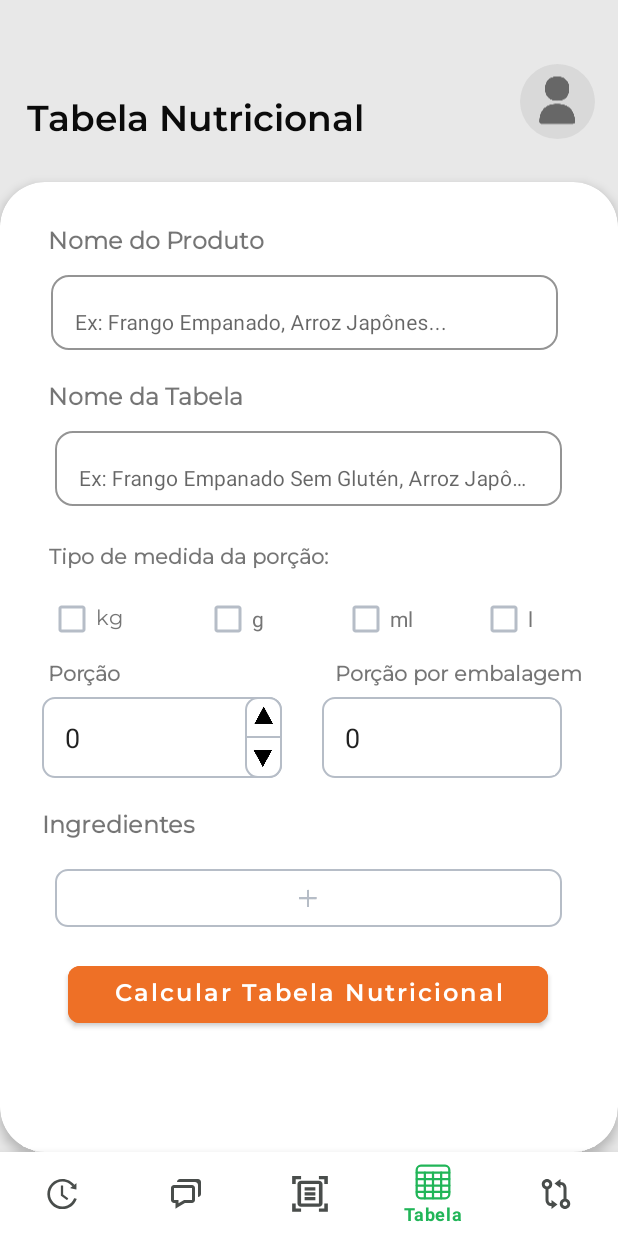
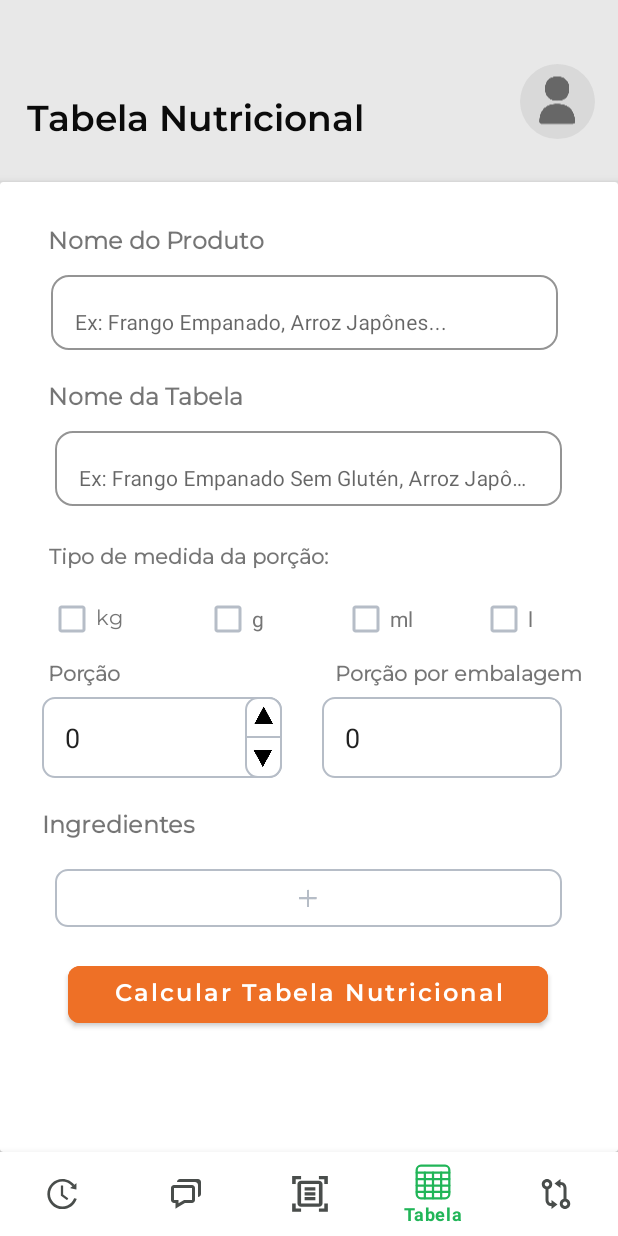
Before and after one commit to Nutria-Oficial/Mobile-Nutria, an Android app: the TabelaFragment screen opened through its navigation route, on a phone screen of 412 x 824 dp. Run offline under Robolectric (Android 15) with nearby library versions, the phone set to English and light mode, and no system bars; our stand-ins replace navigation-ui; pictures from the network do not load.

Commit message:
refactor: modificando lógica para a conexao com a API e para preencher a tabela nutricional

```diff
--- a/app/src/main/res/layout/fragment_tabela.xml
+++ b/app/src/main/res/layout/fragment_tabela.xml
@@ -34,12 +34,10 @@
         <androidx.cardview.widget.CardView
             android:id="@+id/cardViewConteudo"
             android:layout_width="match_parent"
-            android:layout_height="match_parent"
+            android:layout_height="0dp"
             android:layout_marginTop="8dp"
             android:layout_weight="1"
-            android:background="@drawable/card_border"
             app:cardBackgroundColor="#FFFFFF"
-            app:cardCornerRadius="30dp"
             app:cardElevation="4dp">
 
             <ScrollView
@@ -387,16 +385,81 @@
                                 android:textSize="16sp" />
                         </LinearLayout>
 
-                        <TableLayout
-                            android:id="@+id/tableLayout"
-                            android:layout_width="320dp"
-                            android:layout_height="wrap_content"
-                            android:layout_marginTop="30dp"
-                            android:stretchColumns="*"
+                        <com.google.android.material.card.MaterialCardView
+                            android:id="@+id/cardConteudo"
+                            android:layout_width="0dp"
+                            android:layout_height="0dp"
+                            android:layout_marginTop="25dp"
                             android:visibility="gone"
+                            app:cardUseCompatPadding="false"
+                            app:layout_constraintBottom_toBottomOf="parent"
                             app:layout_constraintEnd_toEndOf="parent"
                             app:layout_constraintStart_toStartOf="parent"
-                            app:layout_constraintTop_toBottomOf="@+id/button" />
+                            app:layout_constraintTop_toBottomOf="@id/button">
+
+                            <androidx.constraintlayout.widget.ConstraintLayout
+                                android:layout_width="match_parent"
+                                android:layout_height="wrap_content"
+                                android:padding="12dp">
+
+                                <TextView
+                                    android:id="@+id/tvTabelaTitulo"
+                                    android:layout_width="wrap_content"
+                                    android:layout_height="wrap_content"
+                                    android:fontFamily="@font/montserrat_semibold"
+                                    android:text="Tabela Nutricional"
+                                    android:textColor="#0B0B0B"
+                                    android:textSize="16sp"
+                                    app:layout_constraintEnd_toEndOf="parent"
+                                    app:layout_constraintStart_toStartOf="parent"
+                                    app:layout_constraintTop_toTopOf="parent" />
+
+                                <TextView
+                                    android:id="@+id/tvPorcaoEmbalagemColuna"
+                                    android:layout_width="wrap_content"
+                                    android:layout_height="wrap_content"
+                                    android:layout_marginStart="4dp"
+                                    android:layout_marginTop="4dp"
+                                    android:text="Porção por embalagem:"
+                                    android:textColor="#5A5A5A"
+                                    app:layout_constraintStart_toStartOf="parent"
+                                    app:layout_constraintTop_toBottomOf="@+id/tvTabelaTitulo" />
+
+                                <TextView
+                                    android:id="@+id/tvPorcaoColuna"
+                                    android:layout_width="wrap_content"
+                                    android:layout_height="wrap_content"
+                                    android:layout_marginStart="4dp"
+                                    android:layout_marginTop="2dp"
+                                    android:text="Porção"
+                                    android:textColor="#5A5A5A"
+                                    android:textSize="14sp"
+                                    app:layout_constraintStart_toStartOf="parent"
+                                    app:layout_constraintTop_toBottomOf="@+id/tvPorcaoEmbalagemColuna" />
+
+                                <View
+                                    android:id="@+id/dividerHeader"
+                                    android:layout_width="0dp"
+                                    android:layout_height="1dp"
+                                    android:layout_marginTop="50dp"
+                                    android:background="#000000"
+                                    app:layout_constraintEnd_toEndOf="parent"
+                                    app:layout_constraintStart_toStartOf="parent"
+                                    app:layout_constraintTop_toBottomOf="@id/tvTabelaTitulo" />
+
+                                <TableLayout
+                                    android:id="@+id/tableLayout"
+                                    android:layout_width="0dp"
+                                    android:layout_height="wrap_content"
+                                    android:layout_marginTop="10dp"
+                                    android:shrinkColumns="*"
+                                    android:stretchColumns="*"
+                                    app:layout_constraintEnd_toEndOf="parent"
+                                    app:layout_constraintStart_toStartOf="parent"
+                                    app:layout_constraintTop_toBottomOf="@+id/dividerHeader" />
+
+                            </androidx.constraintlayout.widget.ConstraintLayout>
+                        </com.google.android.material.card.MaterialCardView>
 
                         <Button
                             android:id="@+id/btnNovo"
@@ -412,7 +475,7 @@
                             app:cornerRadius="8dp"
                             app:layout_constraintEnd_toEndOf="parent"
                             app:layout_constraintStart_toStartOf="parent"
-                            app:layout_constraintTop_toBottomOf="@+id/tableLayout" />
+                            app:layout_constraintTop_toBottomOf="@+id/cardConteudo" />
 
                     </androidx.constraintlayout.widget.ConstraintLayout>
                 </LinearLayout>
```
Also changed, not shown: app/src/main/java/com/bea/nutria/ui/Tabela/TabelaFragment.java (+59 -84 lines).
